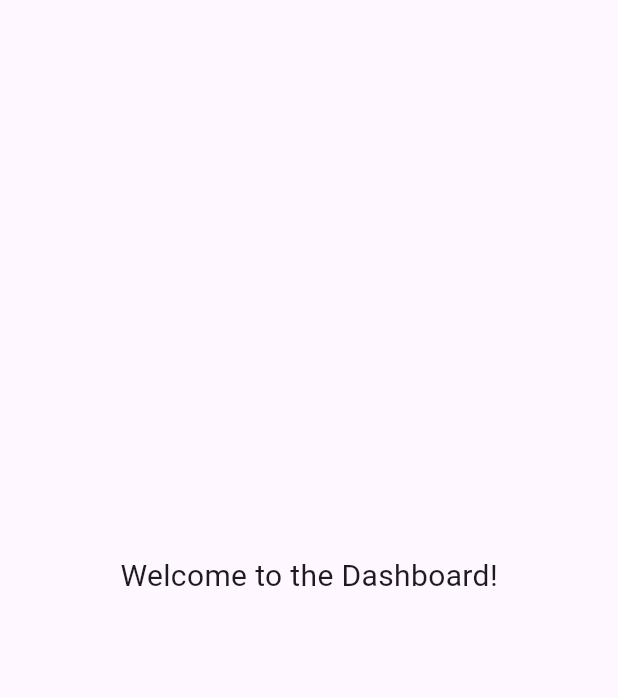
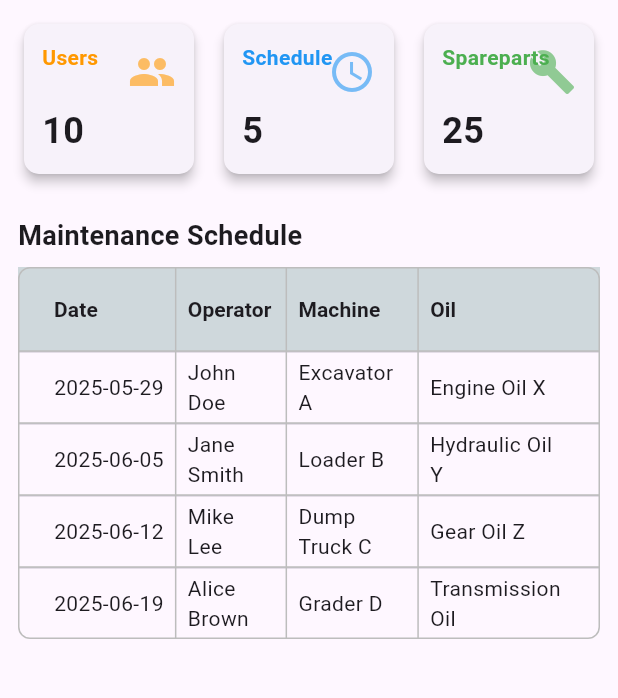
Before and after one commit to Alex16oz/aplikasiflutter1, a Flutter app: the screen it shows after launch, on a phone screen of 412 x 824 dp, the part 84-782 px from its top. Run offline on Flutter 3.47's test engine with Material 3 defaults, Android fonts, the phone set to English and light mode, and no system bars.

Commit message:
dashboard_page.dart add card and table

```diff
--- a/lib/pages/dashboard_page.dart
+++ b/lib/pages/dashboard_page.dart
@@ -7,6 +7,14 @@ class DashboardPage extends StatelessWidget {
 
   static const String routeName = '/'; // Standard for home page
 
+  // Sample data for the table
+  final List<Map<String, String>> _maintenanceData = const [
+    {'date': '2025-05-29', 'operator': 'John Doe', 'machine': 'Excavator A', 'oil': 'Engine Oil X'},
+    {'date': '2025-06-05', 'operator': 'Jane Smith', 'machine': 'Loader B', 'oil': 'Hydraulic Oil Y'},
+    {'date': '2025-06-12', 'operator': 'Mike Lee', 'machine': 'Dump Truck C', 'oil': 'Gear Oil Z'},
+    {'date': '2025-06-19', 'operator': 'Alice Brown', 'machine': 'Grader D', 'oil': 'Transmission Oil'},
+  ];
+
   @override
   Widget build(BuildContext context) {
     return Scaffold(
@@ -14,10 +22,154 @@ class DashboardPage extends StatelessWidget {
         title: const Text('Dashboard'),
       ),
       drawer: const AppDrawer(),
-      body: const Center(
-        child: Text(
-          'Welcome to the Dashboard!',
-          style: TextStyle(fontSize: 20),
+      body: SingleChildScrollView( // Added SingleChildScrollView to prevent overflow
+        padding: const EdgeInsets.all(12.0),
+        child: Column(
+          crossAxisAlignment: CrossAxisAlignment.start,
+          children: <Widget>[
+            // Row for the three cards
+            Row(
+              mainAxisAlignment: MainAxisAlignment.spaceBetween,
+              children: <Widget>[
+                Expanded(
+                  child: _buildDashboardCard(
+                    context: context,
+                    count: 10, // Replace with actual data
+                    name: 'Users',
+                    icon: Icons.people,
+                    color: Colors.orange,
+                  ),
+                ),
+                const SizedBox(width: 12.0),
+                Expanded(
+                  child: _buildDashboardCard(
+                    context: context,
+                    count: 5, // Replace with actual data
+                    name: 'Schedule',
+                    icon: Icons.schedule,
+                    color: Colors.blue,
+                  ),
+                ),
+                const SizedBox(width: 12.0),
+                Expanded(
+                  child: _buildDashboardCard(
+                    context: context,
+                    count: 25, // Replace with actual data
+                    name: 'Spareparts',
+                    icon: Icons.build,
+                    color: Colors.green,
+                  ),
+                ),
+              ],
+            ),
+            const SizedBox(height: 24.0), // Increased spacing for title
+            const Text(
+              'Maintenance Schedule',
+              style: TextStyle(fontSize: 18, fontWeight: FontWeight.bold),
+            ),
+            const SizedBox(height: 8.0),
+            // Maintenance Schedule Table
+            SizedBox(
+              width: double.infinity, // Makes the DataTable take full width
+              child: DataTable(
+                columnSpacing: 16.0, // Adjust spacing between columns
+                headingRowColor: WidgetStateColor.resolveWith((states) => Colors.blueGrey.shade100),
+                border: TableBorder.all(
+                    color: Colors.grey.shade400,
+                    width: 1,
+                    borderRadius: BorderRadius.circular(8.0)
+                ),
+                columns: const <DataColumn>[
+                  DataColumn(
+                    label: Text('Date', style: TextStyle(fontWeight: FontWeight.bold)),
+                  ),
+                  DataColumn(
+                    label: Text('Operator', style: TextStyle(fontWeight: FontWeight.bold)),
+                  ),
+                  DataColumn(
+                    label: Text('Machine', style: TextStyle(fontWeight: FontWeight.bold)),
+                  ),
+                  DataColumn(
+                    label: Text('Oil', style: TextStyle(fontWeight: FontWeight.bold)),
+                  ),
+                ],
+                rows: _maintenanceData.map((item) {
+                  return DataRow(
+                    cells: <DataCell>[
+                      DataCell(Text(item['date']!)),
+                      DataCell(Text(item['operator']!)),
+                      DataCell(Text(item['machine']!)),
+                      DataCell(Text(item['oil']!)),
+                    ],
+                  );
+                }).toList(),
+              ),
+            ),
+            const SizedBox(height: 20.0),
+            // Original "Welcome" text, you can keep or remove this
+            // const Center(
+            //   child: Text(
+            //     'Welcome to the Dashboard!',
+            //     style: TextStyle(fontSize: 20),
+            //   ),
+            // ),
+          ],
+        ),
+      ),
+    );
+  }
+
+  // Helper widget to build a dashboard card
+  Widget _buildDashboardCard({
+    required BuildContext context,
+    required int count,
+    required String name,
+    required IconData icon,
+    required Color color,
+  }) {
+    return Card(
+      elevation: 3.0,
+      shape: RoundedRectangleBorder(
+        borderRadius: BorderRadius.circular(10.0),
+      ),
+      child: Container(
+        padding: const EdgeInsets.all(12.0),
+        height: 100,
+        child: Stack(
+          children: <Widget>[
+            Positioned(
+              top: 0,
+              left: 0,
+              child: Text(
+                name,
+                style: TextStyle(
+                  fontSize: 14,
+                  fontWeight: FontWeight.bold,
+                  color: color,
+                ),
+              ),
+            ),
+            Positioned(
+              top: 4,
+              right: 0,
+              child: Icon(
+                icon,
+                size: 32.0,
+                color: color.withAlpha((255 * 0.6).round()),
+              ),
+            ),
+            Positioned(
+              bottom: 0,
+              left: 0,
+              child: Text(
+                count.toString(),
+                style: const TextStyle(
+                  fontSize: 24,
+                  fontWeight: FontWeight.bold,
+                ),
+              ),
+            ),
+          ],
         ),
       ),
     );
```
